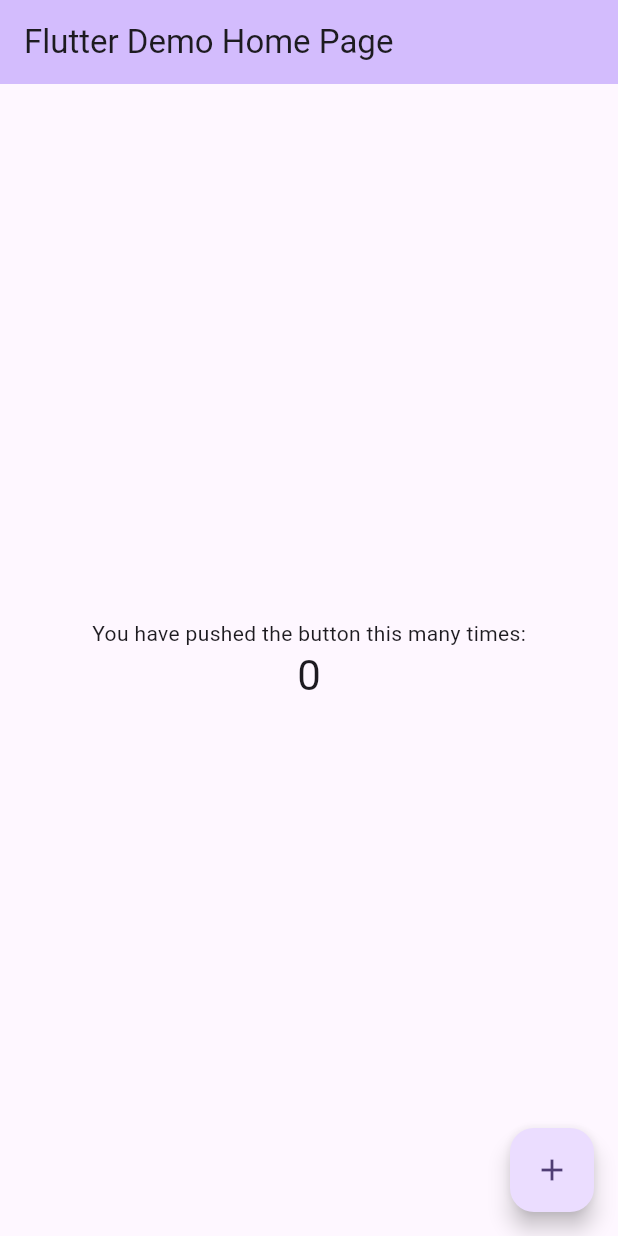
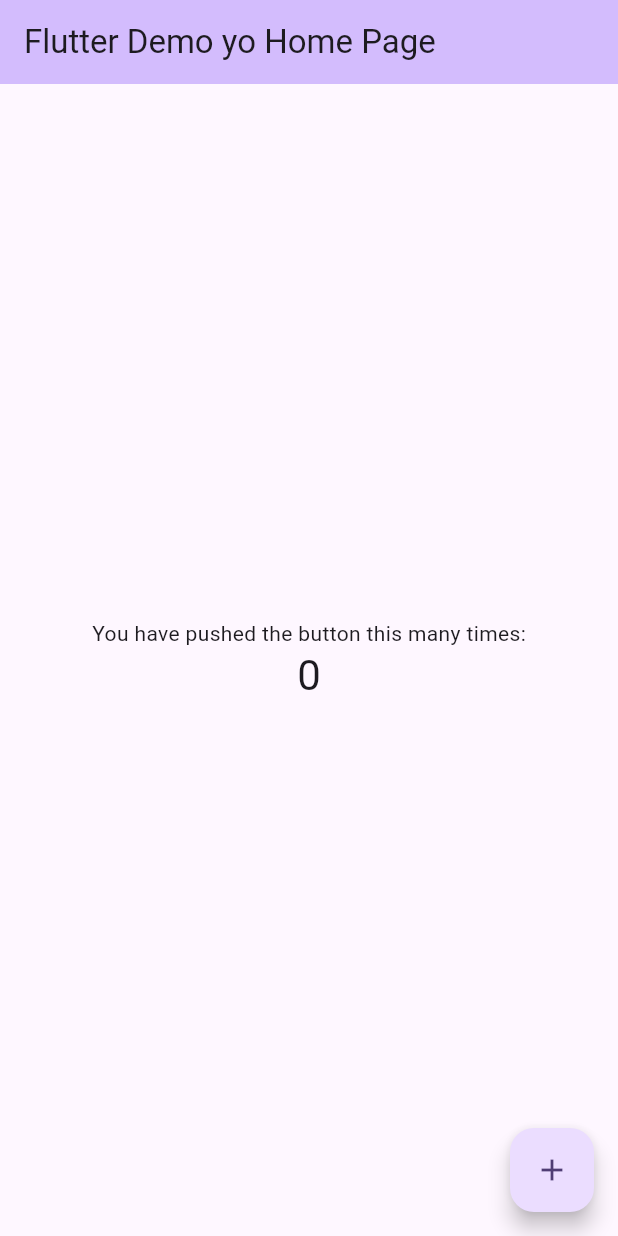
Before and after one commit to Grgramir10/RamirGurung, a Flutter app: the screen it shows after launch, on a phone screen of 412 x 824 dp. Run offline on Flutter 3.47's test engine with Material 2 defaults, Android fonts, the phone set to English and light mode, and no system bars.

Commit message:
second commit

```diff
--- a/lib/main.dart
+++ b/lib/main.dart
@@ -31,7 +31,7 @@ class MyApp extends StatelessWidget {
         colorScheme: ColorScheme.fromSeed(seedColor: Colors.deepPurple),
         useMaterial3: true,
       ),
-      home: const MyHomePage(title: 'Flutter Demo Home Page'),
+      home: const MyHomePage(title: 'Flutter Demo yo Home Page'),
     );
   }
 }
```
